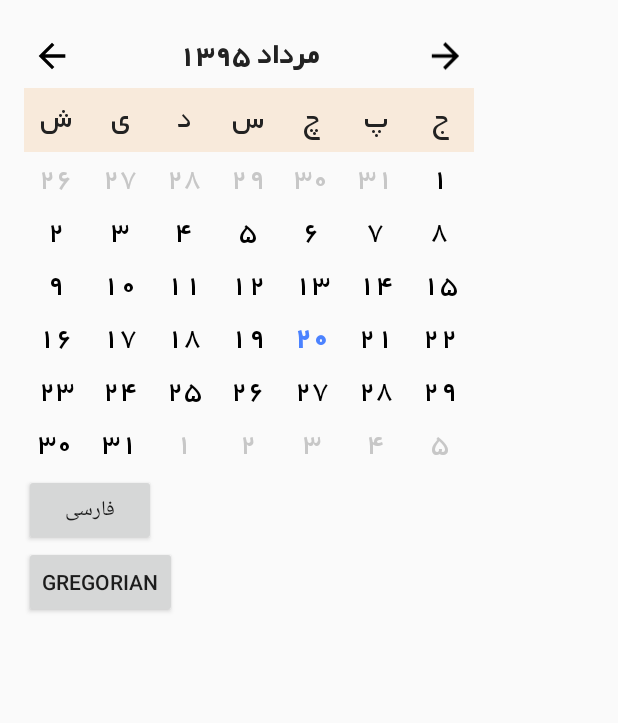
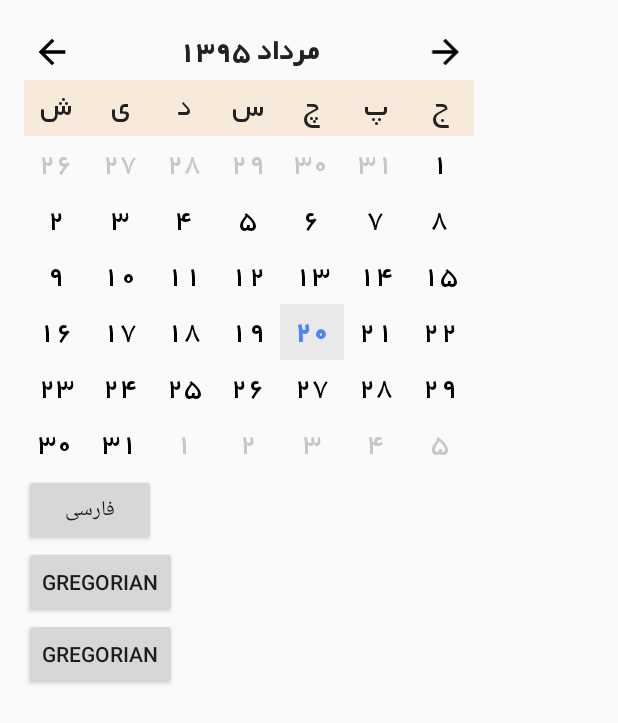
Before and after one commit to arianrey/PersianHybridCalendar, an Android app: the screen it shows after launch (MainActivity), on a phone screen of 412 x 824 dp. Shown: the top 723 px of the screen. Run offline under Robolectric (Android 15) with nearby library versions, the phone set to English and light mode, and no system bars.

Commit message:
Brand new CalendarViewDialog feature added to the library!

```diff
--- a/app/src/main/res/layout/activity_main.xml
+++ b/app/src/main/res/layout/activity_main.xml
@@ -27,5 +27,11 @@
         android:text="Gregorian"
         android:onClick="Gregorian"/>
 
+    <Button
+        android:layout_width="wrap_content"
+        android:layout_height="wrap_content"
+        android:text="Gregorian"
+        android:onClick="openDialog"/>
+
 
 </LinearLayout>
--- a/persianhybridcalendar/build.gradle
+++ b/persianhybridcalendar/build.gradle
@@ -6,7 +6,7 @@ android {
     compileSdkVersion 23
     buildToolsVersion "23.0.3"
     group = 'com.hybriddevs.persianhybridcalendar'
-    version = '0.9.3'
+    version = '0.9.5'
 
     defaultConfig {
         minSdkVersion 19
@@ -48,10 +48,10 @@ bintray {
         name = 'com.hybriddevs.persianhybridcalendar'
 
         version {
-            name = '0.9.3'
+            name = '0.9.5'
             desc = 'Added Selected Date and font size option'
             released  = new Date()
-            vcsTag = '0.9.3'
+            vcsTag = '0.9.5'
         }
 
         licenses = ['Apache-2.0']
--- a/persianhybridcalendar/src/main/java/com/hybriddevs/persianhybridcalendar/view/CalendarView.java
+++ b/persianhybridcalendar/src/main/java/com/hybriddevs/persianhybridcalendar/view/CalendarView.java
@@ -129,9 +129,6 @@ public class CalendarView extends LinearLayout {
         LayoutInflater inflater = (LayoutInflater) context.getSystemService(Context.LAYOUT_INFLATER_SERVICE);
         inflater.inflate(R.layout.control_calendar, this);
 
-        selectedDate.setHours(0);
-        selectedDate.setMinutes(0);
-        selectedDate.setSeconds(0);
         selectedDates.add(selectedDate);
 
         loadDateFormat(attrs);
@@ -537,12 +534,14 @@ public class CalendarView extends LinearLayout {
                 ((TextView) view).setTypeface(typefaceFarsi, Typeface.BOLD);
                 ((TextView) view).setTextColor(getResources().getColor(R.color.today));
             }
+
+            // selected dates background
             if(isMultiSelect()) {
                 if(selectedDates.contains(date)) {
                     ((TextView) view).setBackground(getResources().getDrawable(R.drawable.selected_background));
                 }
             } else {
-                if (date.equals(selectedDate)) {
+                if (date.getYear()==selectedDate.getYear() && date.getMonth() == selectedDate.getMonth() && date.getDate() == selectedDate.getDate()) {
                     ((TextView) view).setBackground(getResources().getDrawable(R.drawable.selected_background));
                 }
             }
--- a/persianhybridcalendar/src/main/res/layout/control_calendar.xml
+++ b/persianhybridcalendar/src/main/res/layout/control_calendar.xml
@@ -122,7 +122,7 @@
 
     <!-- days view -->
     <GridView
-        android:layout_weight="5"
+        android:layout_weight="6"
         android:id="@+id/calendar_grid"
         android:layout_width="match_parent"
         android:layout_height="0dp"
--- a/persianhybridcalendar/src/main/res/layout/control_calendar_day.xml
+++ b/persianhybridcalendar/src/main/res/layout/control_calendar_day.xml
@@ -4,6 +4,7 @@
     android:layout_width="match_parent"
     android:layout_height="match_parent"
     android:gravity="center"
+    android:layout_gravity="center"
     android:textAppearance="@android:style/TextAppearance.Medium"
     android:textAlignment="center"
     android:text="00"
```
Also changed, not shown: app/src/main/java/com/ananasdevs/test/MainActivity.java (+17 -1 lines), persianhybridcalendar/src/main/java/com/hybriddevs/persianhybridcalendar/view/CalendarViewDialog.java (added, +86 -0 lines), persianhybridcalendar/src/main/res/layout/calendar_view_dialog.xml (added, +13 -0 lines), 2 other files.
